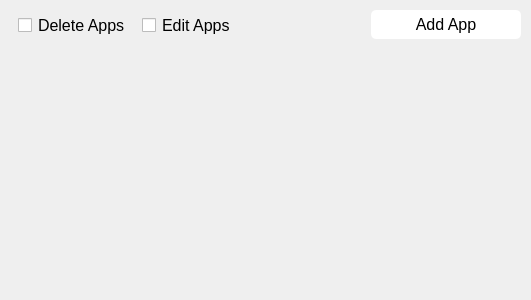
The window that designs/xml/apps_tab.ui (daniel-deru/WorkMate-3.0) describes before a commit, drawn with Qt 5.
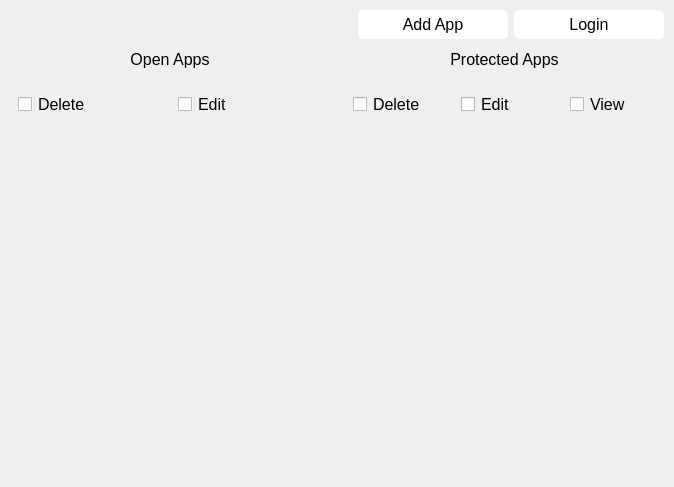
The same window after the commit.

Commit message: separated the vault from the apps. the vault is for non app secrets. the apps tab now has protected appss. updated the app window to toggle between protected apps and open apps.

The edit to the form file:
```diff
--- a/designs/xml/apps_tab.ui
+++ b/designs/xml/apps_tab.ui
@@ -6,8 +6,8 @@
    <rect>
     <x>0</x>
     <y>0</y>
-    <width>531</width>
-    <height>300</height>
+    <width>674</width>
+    <height>487</height>
    </rect>
   </property>
   <property name="windowTitle">
@@ -22,6 +22,9 @@
 
 QPushButton {
 	background-color: white;
+}
+QLine {
+	border-width: 1px;
 }</string>
   </property>
   <layout class="QVBoxLayout" name="verticalLayout">
@@ -41,24 +44,7 @@
     <number>10</number>
    </property>
    <item>
-    <layout class="QHBoxLayout" name="hbox_apps">
-     <property name="spacing">
-      <number>0</number>
-     </property>
-     <item>
-      <widget class="QCheckBox" name="chk_delete_apps">
-       <property name="text">
-        <string>Delete Apps</string>
-       </property>
-      </widget>
-     </item>
-     <item>
-      <widget class="QCheckBox" name="chk_edit_apps">
-       <property name="text">
-        <string>Edit Apps</string>
-       </property>
-      </widget>
-     </item>
+    <layout class="QHBoxLayout" name="hbox_open_apps_buttons">
      <item>
       <spacer name="horizontalSpacer">
        <property name="orientation">
@@ -91,39 +77,189 @@
        </property>
       </widget>
      </item>
+     <item>
+      <widget class="QPushButton" name="btn_pro_apps_login">
+       <property name="minimumSize">
+        <size>
+         <width>150</width>
+         <height>0</height>
+        </size>
+       </property>
+       <property name="maximumSize">
+        <size>
+         <width>150</width>
+         <height>16777215</height>
+        </size>
+       </property>
+       <property name="text">
+        <string>Login</string>
+       </property>
+      </widget>
+     </item>
     </layout>
    </item>
    <item>
-    <spacer name="verticalSpacer_2">
-     <property name="orientation">
-      <enum>Qt::Vertical</enum>
-     </property>
-     <property name="sizeType">
-      <enum>QSizePolicy::Minimum</enum>
-     </property>
-     <property name="sizeHint" stdset="0">
-      <size>
-       <width>20</width>
-       <height>20</height>
-      </size>
-     </property>
-    </spacer>
-   </item>
-   <item>
-    <layout class="QGridLayout" name="gbox_apps"/>
-   </item>
-   <item>
-    <spacer name="verticalSpacer">
-     <property name="orientation">
-      <enum>Qt::Vertical</enum>
-     </property>
-     <property name="sizeHint" stdset="0">
-      <size>
-       <width>20</width>
-       <height>40</height>
-      </size>
-     </property>
-    </spacer>
+    <layout class="QHBoxLayout" name="hbox_apps_container">
+     <item>
+      <layout class="QVBoxLayout" name="vbox_open_apps">
+       <item>
+        <widget class="QLabel" name="lbl_open_apps">
+         <property name="sizePolicy">
+          <sizepolicy hsizetype="Minimum" vsizetype="Minimum">
+           <horstretch>0</horstretch>
+           <verstretch>0</verstretch>
+          </sizepolicy>
+         </property>
+         <property name="maximumSize">
+          <size>
+           <width>16777215</width>
+           <height>50</height>
+          </size>
+         </property>
+         <property name="text">
+          <string>Open Apps</string>
+         </property>
+         <property name="alignment">
+          <set>Qt::AlignCenter</set>
+         </property>
+        </widget>
+       </item>
+       <item>
+        <widget class="Line" name="lne_open_apps">
+         <property name="orientation">
+          <enum>Qt::Horizontal</enum>
+         </property>
+        </widget>
+       </item>
+       <item>
+        <layout class="QVBoxLayout" name="vbox_open_apps_checkboxes">
+         <item>
+          <layout class="QHBoxLayout" name="hbox_apps">
+           <property name="spacing">
+            <number>0</number>
+           </property>
+           <item>
+            <widget class="QCheckBox" name="chk_delete_apps">
+             <property name="text">
+              <string>Delete</string>
+             </property>
+            </widget>
+           </item>
+           <item>
+            <widget class="QCheckBox" name="chk_edit_apps">
+             <property name="text">
+              <string>Edit</string>
+             </property>
+            </widget>
+           </item>
+          </layout>
+         </item>
+        </layout>
+       </item>
+       <item>
+        <layout class="QGridLayout" name="gbox_apps"/>
+       </item>
+       <item>
+        <spacer name="verticalSpacer">
+         <property name="orientation">
+          <enum>Qt::Vertical</enum>
+         </property>
+         <property name="sizeHint" stdset="0">
+          <size>
+           <width>20</width>
+           <height>40</height>
+          </size>
+         </property>
+        </spacer>
+       </item>
+      </layout>
+     </item>
+     <item>
+      <widget class="Line" name="line">
+       <property name="orientation">
+        <enum>Qt::Vertical</enum>
+       </property>
+      </widget>
+     </item>
+     <item>
+      <layout class="QVBoxLayout" name="vbox_pro_apps">
+       <item>
+        <widget class="QLabel" name="lbl_pro_apps">
+         <property name="sizePolicy">
+          <sizepolicy hsizetype="Minimum" vsizetype="Minimum">
+           <horstretch>0</horstretch>
+           <verstretch>0</verstretch>
+          </sizepolicy>
+         </property>
+         <property name="maximumSize">
+          <size>
+           <width>16777215</width>
+           <height>50</height>
+          </size>
+         </property>
+         <property name="text">
+          <string>Protected Apps</string>
+         </property>
+         <property name="alignment">
+          <set>Qt::AlignCenter</set>
+         </property>
+        </widget>
+       </item>
+       <item>
+        <widget class="Line" name="lne_pro_apps">
+         <property name="orientation">
+          <enum>Qt::Horizontal</enum>
+         </property>
+        </widget>
+       </item>
+       <item>
+        <layout class="QVBoxLayout" name="vbox_pro_apps_controls">
+         <item>
+          <layout class="QHBoxLayout" name="hbox_pro_apps_checkboxes">
+           <item>
+            <widget class="QCheckBox" name="chkbox_pro_apps_delete">
+             <property name="text">
+              <string>Delete</string>
+             </property>
+            </widget>
+           </item>
+           <item>
+            <widget class="QCheckBox" name="chkbox_pro_apps_edit">
+             <property name="text">
+              <string>Edit</string>
+             </property>
+            </widget>
+           </item>
+           <item>
+            <widget class="QCheckBox" name="chkbox_pro_apps_view">
+             <property name="text">
+              <string>View</string>
+             </property>
+            </widget>
+           </item>
+          </layout>
+         </item>
+        </layout>
+       </item>
+       <item>
+        <layout class="QGridLayout" name="gbox_pro_apps"/>
+       </item>
+       <item>
+        <spacer name="verticalSpacer_2">
+         <property name="orientation">
+          <enum>Qt::Vertical</enum>
+         </property>
+         <property name="sizeHint" stdset="0">
+          <size>
+           <width>20</width>
+           <height>40</height>
+          </size>
+         </property>
+        </spacer>
+       </item>
+      </layout>
+     </item>
+    </layout>
    </item>
   </layout>
  </widget>
```
The commit also changes 44 other files.
